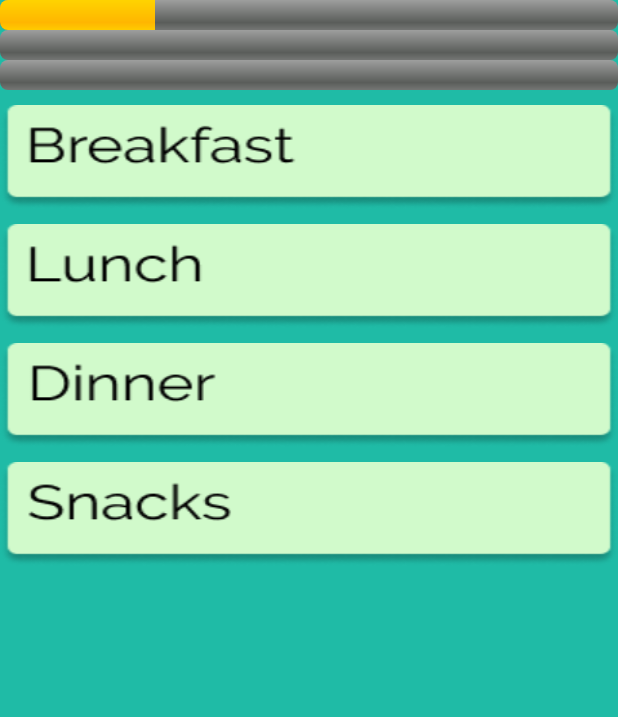
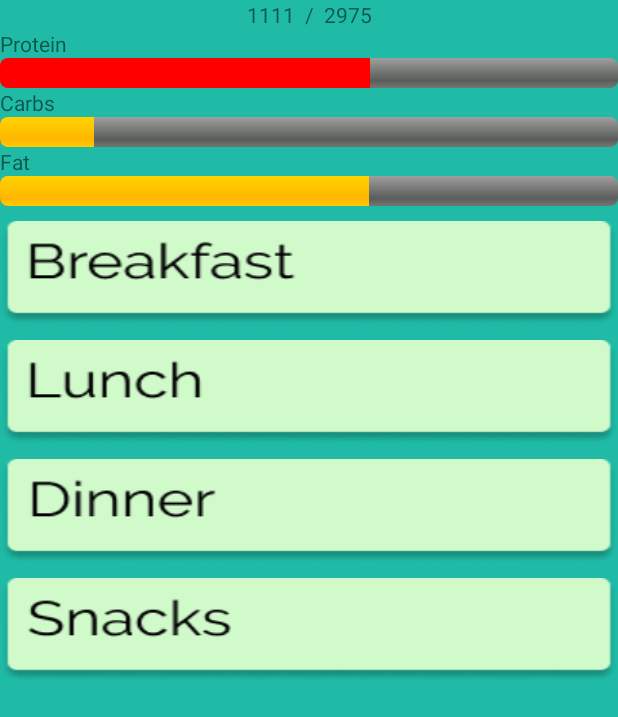
Before and after one commit to antonoeschmidt/GR_B07, an Android app: the NutritionActivity screen opened directly, with no data from a screen before it, on a phone screen of 412 x 824 dp. Shown: the top 717 px of the screen. Run offline under Robolectric (Android 15) with nearby library versions, the phone set to English and light mode, and no system bars; Roboto replaces fonts that are not available here.

```diff
--- a/app/src/main/java/com/gr_b07/NutritionActivity.java
+++ b/app/src/main/java/com/gr_b07/NutritionActivity.java
@@ -2,31 +2,45 @@ package com.gr_b07;
 
 import androidx.appcompat.app.AppCompatActivity;
 
-import android.content.res.Resources;
-import android.graphics.drawable.Drawable;
 import android.os.Bundle;
+import android.util.Log;
 import android.widget.ProgressBar;
+import android.widget.TextView;
 
 public class NutritionActivity extends AppCompatActivity {
+    private ProgressBar pProgress, cProgress, fProgress;
+    private int consumedCalories, totalCalories;
+    private TextView caloriesTextView;
 
     @Override
     protected void onCreate(Bundle savedInstanceState) {
         super.onCreate(savedInstanceState);
         setContentView(R.layout.activity_nutrition);
 
-        ProgressBar pProgress = findViewById(R.id.progressbarProtein);
-        ProgressBar cProgress = findViewById(R.id.progressbarCarbs);
-        ProgressBar fProgress = findViewById(R.id.progressbarFat);
+        pProgress = findViewById(R.id.progressbarProtein);
+        cProgress = findViewById(R.id.progressbarCarbs);
+        fProgress = findViewById(R.id.progressbarFat);
+        caloriesTextView = findViewById(R.id.caloriesTextView);
 
-        Resources res = getResources();
-        Drawable drawable = res.getDrawable(R.color.colorProtein);
+        // TODO: Lave en eller anden form for IIFYM der ud fra aktivitetsniveau, alder, højde og vægt beregner hvor meget protein, kulhydrat og fedt man skal have.
 
-        pProgress.setProgress(25);   // Main Progress
 
-        /*
-        mProgress.setSecondaryProgress(50); // Secondary Progress
-        mProgress.setMax(100); // Maximum Progress
-        mProgress.setProgressDrawable(drawable);
-         */
+        // eksempel med mine daglige macros
+        pProgress.setMax(149);
+        cProgress.setMax(372);
+        fProgress.setMax(99);
+
+        // Logger lige min morgenmad fra 30/10 som eksempel (lol) - Harald
+        pProgress.setProgress(89);   // Main Progress
+        cProgress.setProgress(56);
+        fProgress.setProgress(59);
+
+        // Protein og fedt er 4 kcal pr. gram og fedt er 9.
+        consumedCalories = pProgress.getProgress()*4+cProgress.getProgress()*4+fProgress.getProgress()*9;
+        totalCalories = pProgress.getMax() * 4 + cProgress.getMax() * 4 + fProgress.getMax() * 9;
+        Log.d(Integer.toString(consumedCalories), "onCreate: ");
+
+        caloriesTextView.setText(consumedCalories + "  /  " + totalCalories );
+
     }
 }
--- a/app/src/main/res/layout/activity_nutrition.xml
+++ b/app/src/main/res/layout/activity_nutrition.xml
@@ -20,14 +20,34 @@
         app:layout_constraintEnd_toEndOf="parent"
         app:layout_constraintStart_toStartOf="parent">
 
+        <TextView
+            android:id="@+id/caloriesTextView"
+            android:layout_width="match_parent"
+            android:layout_height="wrap_content"
+            android:textSize="14dp"
+            android:text=""
+            android:textAlignment="center"/>
+
+        <TextView
+            android:layout_width="match_parent"
+            android:layout_height="wrap_content"
+            android:textSize="14dp"
+            android:text="Protein"/>
+
         <ProgressBar
             android:id="@+id/progressbarProtein"
             style="@android:style/Widget.ProgressBar.Horizontal"
-            android:tooltipText="Protein"
             android:layout_width="fill_parent"
             android:layout_height="wrap_content"
             android:layout_alignParentTop="true"
-            android:layout_centerHorizontal="true" />
+            android:layout_centerHorizontal="true"
+            android:progressTint="@color/colorProtein" />
+
+        <TextView
+            android:layout_width="match_parent"
+            android:layout_height="wrap_content"
+            android:textSize="14dp"
+            android:text="Carbs"/>
 
         <ProgressBar
             android:id="@+id/progressbarCarbs"
@@ -37,6 +57,11 @@
             android:layout_alignParentTop="true"
             android:layout_centerHorizontal="true" />
 
+        <TextView
+            android:layout_width="match_parent"
+            android:layout_height="wrap_content"
+            android:textSize="14dp"
+            android:text="Fat"/>
 
         <ProgressBar
             android:id="@+id/progressbarFat"
```
